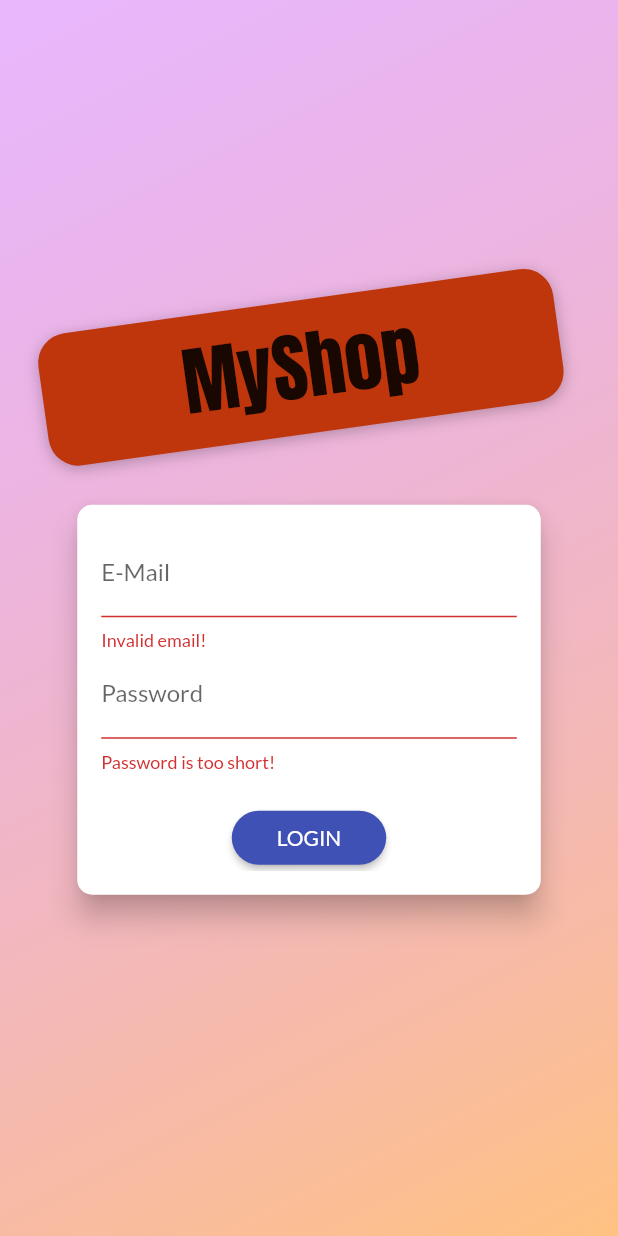
After one commit to dosmuratov/shop_app, a Flutter app: the screen it shows after launch, after a tap on "LOGIN", on a phone screen of 412 x 824 dp. The commit adds this screen. Run offline on Flutter 3.47's test engine with Material 2 defaults, Android fonts, the phone set to English and light mode, and no system bars; our stand-ins replace shared_preferences; missing offline and left inert: shared_preferences_web; network calls fail.

Commit message:
Add files via upload

```diff
--- /dev/null
+++ b/lib/helpers/custom_route.dart
@@ -0,0 +1,44 @@
+import 'package:flutter/material.dart';
+
+class CustomRoute<T> extends MaterialPageRoute<T> {
+  CustomRoute({WidgetBuilder builder, RouteSettings settings})
+      : super(
+          builder: builder,
+          settings: settings,
+        );
+
+  @override
+  Widget buildTransitions(
+    BuildContext context,
+    Animation<double> animation,
+    Animation<double> secondaryAnimation,
+    Widget child,
+  ) {
+    if (settings.name == '/') {
+      return child;
+    }
+    return FadeTransition(
+      opacity: animation,
+      child: child,
+    );
+  }
+}
+
+class CustomPageTransitionBuilder extends PageTransitionsBuilder {
+  @override
+  Widget buildTransitions<T>(
+    PageRoute<T> route,
+    BuildContext context,
+    Animation<double> animation,
+    Animation<double> secondaryAnimation,
+    Widget child,
+  ) {
+    if (route.settings.name == '/') {
+      return child;
+    }
+    return FadeTransition(
+      opacity: animation,
+      child: child,
+    );
+  }
+}
--- a/lib/main.dart
+++ b/lib/main.dart
@@ -1,15 +1,19 @@
 import 'package:flutter/material.dart';
 import 'package:provider/provider.dart';
 
+import './screens/splash-screen.dart';
 import './screens/cart_screen.dart';
 import './screens/products_overview_screen.dart';
 import './screens/product_detail_screen.dart';
 import './providers/products.dart';
 import './providers/cart.dart';
 import './providers/orders.dart';
+import './providers/auth.dart';
 import './screens/orders._screen.dart';
 import './screens/user_products_screen.dart';
 import './screens/edit_product_screen.dart';
+import './screens/auth_screen.dart';
+import './helpers/custom_route.dart';
 
 void main() => runApp(MyApp());
 
@@ -19,23 +23,51 @@ class MyApp extends StatelessWidget {
     return MultiProvider(
       providers: [
         ChangeNotifierProvider(
-          create: (ctx) => Products(),
+          create: (ctx) => Auth(),
+        ),
+        ChangeNotifierProxyProvider<Auth, Products>(
+          update: (_, auth, previousProducts) => Products(
+            auth.token,
+            auth.userId,
+            previousProducts == null ? [] : previousProducts.items,
+          ),
+          create: (_) {},
         ),
         ChangeNotifierProvider(
           create: (ctx) => Cart(),
         ),
-        ChangeNotifierProvider(
-          create: (ctx) => Orders(),
+        ChangeNotifierProxyProvider<Auth, Orders>(
+          update: (ctx, auth, previousOrders) => Orders(
+            auth.token,
+            auth.userId,
+            previousOrders == null ? [] : previousOrders.orders,
+          ),
         ),
       ],
-      child: MaterialApp(
+      child: Consumer<Auth>(
+        builder: (ctx, auth, _) => MaterialApp(
           title: 'MyShop',
           theme: ThemeData(
             primarySwatch: Colors.indigo,
             accentColor: Colors.orangeAccent,
             fontFamily: 'Lato',
+            pageTransitionsTheme: PageTransitionsTheme(
+              builders: {
+                TargetPlatform.android: CustomPageTransitionBuilder(),
+                TargetPlatform.iOS: CustomPageTransitionBuilder(),
+              },
             ),
-        home: ProductsOverviewScreen(),
+          ),
+          home: auth.isAuth
+              ? ProductsOverviewScreen()
+              : FutureBuilder(
+                  future: auth.tryAutoLogin(),
+                  builder: (ctx, authResultSnapshot) =>
+                      authResultSnapshot.connectionState ==
+                              ConnectionState.waiting
+                          ? SplashScreen()
+                          : AuthScreen(),
+                ),
           routes: {
             ProductDetailScreen.routeName: (ctx) => ProductDetailScreen(),
             CartScreen.routeName: (ctx) => CartScreen(),
@@ -44,6 +76,7 @@ class MyApp extends StatelessWidget {
             EditProductScreen.routeName: (ctx) => EditProductScreen(),
           },
         ),
+      ),
     );
   }
 }
--- /dev/null
+++ b/lib/providers/auth.dart
@@ -0,0 +1,121 @@
+import 'dart:convert';
+import 'dart:async';
+import 'package:flutter/widgets.dart';
+import 'package:http/http.dart' as http;
+import 'package:shared_preferences/shared_preferences.dart';
+
+import '../models/http_exception.dart';
+
+class Auth with ChangeNotifier {
+  String _token;
+  DateTime _expiryDate;
+  String _userId;
+  Timer _authTimer;
+
+  bool get isAuth {
+    return token != null;
+  }
+
+  String get token {
+    if (_expiryDate != null &&
+        _expiryDate.isAfter(DateTime.now()) &&
+        _token != null) {
+      return _token;
+    }
+    return null;
+  }
+
+  String get userId {
+    return _userId;
+  }
+
+  Future<void> _authenticate(
+      String email, String password, String urlSegment) async {
+    final url = //signUp
+        'https://identitytoolkit.googleapis.com/v1/accounts:$urlSegment?key=AIzaSyAHi7OkMnXffF3xjjWKMeEwk4sg1Zfcpv8';
+    try {
+      final response = await http.post(
+        url,
+        body: json.encode(
+          {
+            'email': email,
+            'password': password,
+            'returnSecureToken': true,
+          },
+        ),
+      );
+      final responseData = json.decode(response.body);
+      if (responseData['error'] != null) {
+        throw HttpException(responseData['error']['message']);
+      }
+      _token = responseData['idToken'];
+      _userId = responseData['localId'];
+      _expiryDate = DateTime.now().add(
+        Duration(
+          seconds: int.parse(
+            responseData['expiresIn'],
+          ),
+        ),
+      );
+      _autoLogout();
+      notifyListeners();
+      final prefs = await SharedPreferences.getInstance();
+      final userData = json.encode({
+        'token': _token,
+        'userId': _userId,
+        'expiryDate': _expiryDate.toIso8601String(),
+      });
+      prefs.setString('userData', userData);
+    } catch (error) {
+      throw error;
+    }
+  }
+
+  Future<void> signup(String email, String password) async {
+    return _authenticate(email, password, 'signUp');
+  }
+
+  Future<void> login(String email, String password) async {
+    return _authenticate(email, password, 'signInWithPassword');
+  }
+
+  Future<bool> tryAutoLogin() async {
+    final prefs = await SharedPreferences.getInstance();
+    if (!prefs.containsKey('userData')) {
+      return false;
+    }
+    final extractedUserData =
+        json.decode(prefs.getString('userData')) as Map<String, Object>;
+    final expiryDate = DateTime.parse(extractedUserData['expiryDate']);
+    if (expiryDate.isBefore(DateTime.now())) {
+      return false;
+    }
+    _token = extractedUserData['token'];
+    _userId = extractedUserData['userId'];
+    _expiryDate = expiryDate;
+    notifyListeners();
+    _autoLogout();
+    return true;
+  }
+
+  Future<void> logout() async {
+    _token = null;
+    _userId = null;
+    _expiryDate = null;
+    if (_authTimer != null) {
+      _authTimer.cancel();
+      _authTimer = null;
+    }
+    notifyListeners();
+    final prefs = await SharedPreferences.getInstance();
+    prefs.clear();
+  }
+
+  void _autoLogout() {
+    if (_authTimer != null) {
+      _authTimer.cancel();
+    }
+    final timeToExpiry = _expiryDate.difference(DateTime.now()).inSeconds;
+    _authTimer = Timer(Duration(seconds: timeToExpiry), logout);
+  }
+}
--- a/lib/providers/orders.dart
+++ b/lib/providers/orders.dart
@@ -20,14 +20,22 @@ class OrderItem {
 
 class Orders with ChangeNotifier {
   List<OrderItem> _orders = [];
+  final String authToken;
+  final String userId;
+
+  Orders(
+    this.authToken,
+    this.userId,
+    this._orders,
+  );
 
   List<OrderItem> get orders {
     return [..._orders];
   }
 
   Future<void> fetchAndSetOrders() async {
-    const url =
-        'https://flutter-shop-app-test-d60cb-default-rtdb.europe-west1.firebasedatabase.app/orders.json';
+    final url =
+        'https://shopapp-cc-default-rtdb.firebaseio.com/orders/$userId.json?auth=$authToken';
     final response = await http.get(url);
     final List<OrderItem> loadedOrders = [];
     final extractedData = json.decode(response.body) as Map<String, dynamic>;
@@ -62,8 +70,8 @@ class Orders with ChangeNotifier {
   }
 
   Future<void> addOrder(List<CartItem> cartProducts, double total) async {
-    const url =
-        'https://flutter-shop-app-test-d60cb-default-rtdb.europe-west1.firebasedatabase.app/orders.json';
+    final url =
+        'https://shopapp-cc-default-rtdb.firebaseio.com/orders/$userId.json?auth=$authToken';
     final timestamp = DateTime.now();
     final response = await http.post(url,
         body: json.encode({
--- /dev/null
+++ b/lib/screens/auth_screen.dart
@@ -0,0 +1,330 @@
+import 'dart:math';
+
+import 'package:flutter/material.dart';
+import 'package:provider/provider.dart';
+
+import '../providers/auth.dart';
+import '../models/http_exception.dart';
+
+enum AuthMode { Signup, Login }
+
+class AuthScreen extends StatelessWidget {
+  static const routeName = '/auth';
+
+  @override
+  Widget build(BuildContext context) {
+    final deviceSize = MediaQuery.of(context).size;
+    // final transformConfig = Matrix4.rotationZ(-8 * pi / 180);
+    // transformConfig.translate(-10.0);
+    return Scaffold(
+      // resizeToAvoidBottomInset: false,
+      body: Stack(
+        children: <Widget>[
+          Container(
+            decoration: BoxDecoration(
+              gradient: LinearGradient(
+                colors: [
+                  const Color.fromRGBO(215, 117, 255, 1).withOpacity(0.5),
+                  const Color.fromRGBO(255, 188, 117, 1).withOpacity(0.9),
+                ],
+                begin: Alignment.topLeft,
+                end: Alignment.bottomRight,
+                stops: [0, 1],
+              ),
+            ),
+          ),
+          SingleChildScrollView(
+            child: Container(
+              height: deviceSize.height,
+              width: deviceSize.width,
+              child: Column(
+                mainAxisAlignment: MainAxisAlignment.center,
+                crossAxisAlignment: CrossAxisAlignment.center,
+                children: <Widget>[
+                  Flexible(
+                    child: Container(
+                      margin: EdgeInsets.only(bottom: 20.0),
+                      padding:
+                          EdgeInsets.symmetric(vertical: 8.0, horizontal: 94.0),
+                      transform: Matrix4.rotationZ(-8 * pi / 180)
+                        ..translate(-10.0),
+                      // ..translate(-10.0),
+                      decoration: BoxDecoration(
+                        borderRadius: BorderRadius.circular(20),
+                        color: Colors.deepOrange.shade900,
+                        boxShadow: const [
+                          BoxShadow(
+                            blurRadius: 8,
+                            color: Colors.black26,
+                            offset: Offset(0, 2),
+                          )
+                        ],
+                      ),
+                      child: Text(
+                        'MyShop',
+                        style: TextStyle(
+                          color:
+                              Theme.of(context).accentTextTheme.headline6.color,
+                          fontSize: 50,
+                          fontFamily: 'Anton',
+                          fontWeight: FontWeight.normal,
+                        ),
+                      ),
+                    ),
+                  ),
+                  Flexible(
+                    flex: deviceSize.width > 600 ? 2 : 1,
+                    child: AuthCard(),
+                  ),
+                ],
+              ),
+            ),
+          ),
+        ],
+      ),
+    );
+  }
+}
+
+class AuthCard extends StatefulWidget {
+  const AuthCard({
+    Key key,
+  }) : super(key: key);
+
+  @override
+  _AuthCardState createState() => _AuthCardState();
+}
+
+class _AuthCardState extends State<AuthCard>
+    with SingleTickerProviderStateMixin {
+  final GlobalKey<FormState> _formKey = GlobalKey();
+  AuthMode _authMode = AuthMode.Login;
+  Map<String, String> _authData = {
+    'email': '',
+    'password': '',
+  };
+  var _isLoading = false;
+  final _passwordController = TextEditingController();
+  AnimationController _controller;
+  Animation<Offset> _slideAnimation;
+  Animation<double> _opacityAnimation;
+
+  @override
+  void initState() {
+    super.initState();
+    _controller = AnimationController(
+      vsync: this,
+      duration: const Duration(
+        milliseconds: 300,
+      ),
+    );
+    _slideAnimation = Tween<Offset>(
+      begin: Offset(0, -1.5),
+      end: Offset(0, 0),
+    ).animate(
+      CurvedAnimation(
+        parent: _controller,
+        curve: Curves.linear,
+      ),
+    );
+    _opacityAnimation = Tween(begin: 0.0, end: 1.0).animate(
+      CurvedAnimation(
+        parent: _controller,
+        curve: Curves.easeIn,
+      ),
+    );
+    //_heightAnimation.addListener(() => setState(() {}));
+  }
+
+  @override
+  void dispose() {
+    super.dispose();
+    _controller.dispose();
+  }
+
+  void _showErrorDialog(String message) {
+    showDialog(
+      context: context,
+      builder: (ctx) => AlertDialog(
+        title: const Text('An Error Occured'),
+        content: Text(message),
+        actions: <Widget>[
+          FlatButton(
+            onPressed: () => Navigator.of(ctx).pop(),
+            child: const Text('Okay'),
+          ),
+        ],
+      ),
+    );
+  }
+
+  Future<void> _submit() async {
+    if (!_formKey.currentState.validate()) {
+      // Invalid!
+      return;
+    }
+    _formKey.currentState.save();
+    setState(() {
+      _isLoading = true;
+    });
+    try {
+      if (_authMode == AuthMode.Login) {
+        // Log user in
+        await Provider.of<Auth>(context, listen: false).login(
+          _authData['email'],
+          _authData['password'],
+        );
+      } else {
+        // Sign user up
+        await Provider.of<Auth>(context, listen: false).signup(
+          _authData['email'],
+          _authData['password'],
+        );
+      }
+    } on HttpException catch (error) {
+      var errorMessage = 'Authentication failed';
+      if (error.toString().contains('EMAIL_EXISTS')) {
+        errorMessage = 'This email address is already in use.';
+      } else if (errorMessage.toString().contains('INVALID_EMAIL')) {
+        errorMessage = 'This is not a valid email address';
+      } else if (errorMessage.toString().contains('WEAK_PASSWORD')) {
+        errorMessage = 'This password is too weak';
+      } else if (errorMessage.toString().contains('EMAIL_NOT_FOUND')) {
+        errorMessage = 'Could not find a user with that email';
+      } else if (errorMessage.toString().contains('INVALID_PASSWORD')) {
+        errorMessage = 'Invalid password';
+      }
+      _showErrorDialog(errorMessage);
+    } catch (error) {
+      const errorMessage =
+          'Could not authenticate you. Please try again later.';
+      _showErrorDialog(errorMessage);
+    }
+    setState(() {
+      _isLoading = false;
+    });
+  }
+
+  void _switchAuthMode() {
+    if (_authMode == AuthMode.Login) {
+      setState(() {
+        _authMode = AuthMode.Signup;
+      });
+      _controller.forward();
+    } else {
+      setState(() {
+        _authMode = AuthMode.Login;
+      });
+      _controller.reverse();
+    }
+  }
+
+  @override
+  Widget build(BuildContext context) {
+    final deviceSize = MediaQuery.of(context).size;
+    return Card(
+      shape: RoundedRectangleBorder(
+        borderRadius: BorderRadius.circular(10.0),
+      ),
+      elevation: 8.0,
+      child: AnimatedContainer(
+        duration: const Duration(milliseconds: 300),
+        curve: Curves.easeIn,
+        height: _authMode == AuthMode.Signup ? 320 : 260,
+        //height: _heightAnimation.value.height,
+        constraints:
+            BoxConstraints(minHeight: _authMode == AuthMode.Signup ? 320 : 260),
+        width: deviceSize.width * 0.75,
+        padding: const EdgeInsets.all(16.0),
+        child: Form(
+          key: _formKey,
+          child: SingleChildScrollView(
+            child: Column(
+              children: <Widget>[
+                TextFormField(
+                  decoration: const InputDecoration(labelText: 'E-Mail'),
+                  keyboardType: TextInputType.emailAddress,
+                  validator: (value) {
+                    if (value.isEmpty || !value.contains('@')) {
+                      return 'Invalid email!';
+                    }
+                  },
+                  onSaved: (value) {
+                    _authData['email'] = value;
+                  },
+                ),
+                TextFormField(
+                  decoration: const InputDecoration(labelText: 'Password'),
+                  obscureText: true,
+                  controller: _passwordController,
+                  validator: (value) {
+                    if (value.isEmpty || value.length < 5) {
+                      return 'Password is too short!';
+                    }
+                  },
+                  onSaved: (value) {
+                    _authData['password'] = value;
+                  },
+                ),
+                AnimatedContainer(
+                  constraints: BoxConstraints(
+                    minHeight: _authMode == AuthMode.Signup ? 60 : 0,
+                    maxHeight: _authMode == AuthMode.Signup ? 120 : 0,
+                  ),
+                  duration: const Duration(milliseconds: 300),
+                  curve: Curves.easeIn,
+                  child: FadeTransition(
+                    opacity: _opacityAnimation,
+                    child: SlideTransition(
+                      position: _slideAnimation,
+                      child: TextFormField(
+                        enabled: _authMode == AuthMode.Signup,
+                        decoration: const InputDecoration(
+                            labelText: 'Confirm Password'),
+                        obscureText: true,
+                        validator: _authMode == AuthMode.Signup
+                            ? (value) {
+                                if (value != _passwordController.text) {
+                                  return 'Passwords do not match!';
+                                }
+                              }
+                            : null,
+                      ),
+                    ),
+                  ),
+                ),
+                const SizedBox(
+                  height: 20,
+                ),
+                if (_isLoading)
+                  const CircularProgressIndicator()
+                else
+                  RaisedButton(
+                    child:
+                        Text(_authMode == AuthMode.Login ? 'LOGIN' : 'SIGN UP'),
+                    onPressed: _submit,
+                    shape: RoundedRectangleBorder(
+                      borderRadius: BorderRadius.circular(30),
+                    ),
+                    padding: const EdgeInsets.symmetric(
+                        horizontal: 30.0, vertical: 8.0),
+                    color: Theme.of(context).primaryColor,
+                    textColor: Theme.of(context).primaryTextTheme.button.color,
+                  ),
+                FlatButton(
+                  child: Text(
+                      '${_authMode == AuthMode.Login ? 'SIGNUP' : 'LOGIN'} INSTEAD'),
+                  onPressed: _switchAuthMode,
+                  padding:
+                      const EdgeInsets.symmetric(horizontal: 30.0, vertical: 4),
+                  materialTapTargetSize: MaterialTapTargetSize.shrinkWrap,
+                  textColor: Theme.of(context).primaryColor,
+                ),
+              ],
+            ),
+          ),
+        ),
+      ),
+    );
+  }
+}
--- /dev/null
+++ b/lib/screens/splash-screen.dart
@@ -0,0 +1,12 @@
+import 'package:flutter/material.dart';
+
+class SplashScreen extends StatelessWidget {
+  @override
+  Widget build(BuildContext context) {
+    return Scaffold(
+      body: Center(
+        child: Text('Loading...'),
+      ),
+    );
+  }
+}
--- a/pubspec.yaml
+++ b/pubspec.yaml
@@ -32,6 +32,7 @@ dependencies:
   provider: ^4.0.0
   intl: ^0.15.8
   http: ^0.12.0+2
+  shared_preferences: ^0.5.3+1
 
 
   # The following adds the Cupertino Icons font to your application.
@@ -61,8 +62,8 @@ flutter:
   uses-material-design: true
 
   # To add assets to your application, add an assets section, like this:
-  # assets:
-  #   - images/a_dot_burr.jpeg
+  assets:
+    - assets/images/product-placeholder.png
   #   - images/a_dot_ham.jpeg
 
   # An image asset can refer to one or more resolution-specific "variants", see
```
Also changed, not shown: lib/generated_plugin_registrant.dart (added, +16 -0 lines), lib/providers/product.dart (+8 -6 lines), lib/providers/products.dart (+23 -9 lines), lib/screens/product_detail_screen.dart (+21 -7 lines), lib/screens/user_products_screen.dart (+16 -4 lines), lib/widgets/app_drawer.dart (+20 -0 lines), lib/widgets/order_item.dart (+13 -6 lines), lib/widgets/product_item.dart (+14 -5 lines), assets/images/product-placeholder.png (added). Lines whose indentation alone changed are shown as unchanged.
